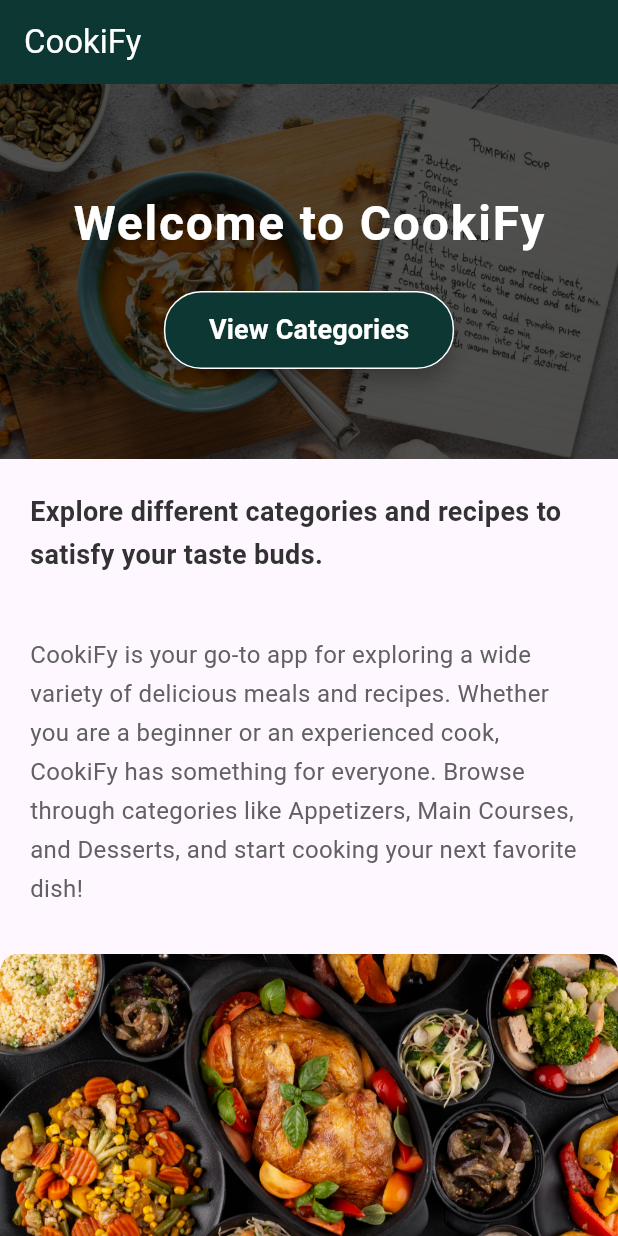
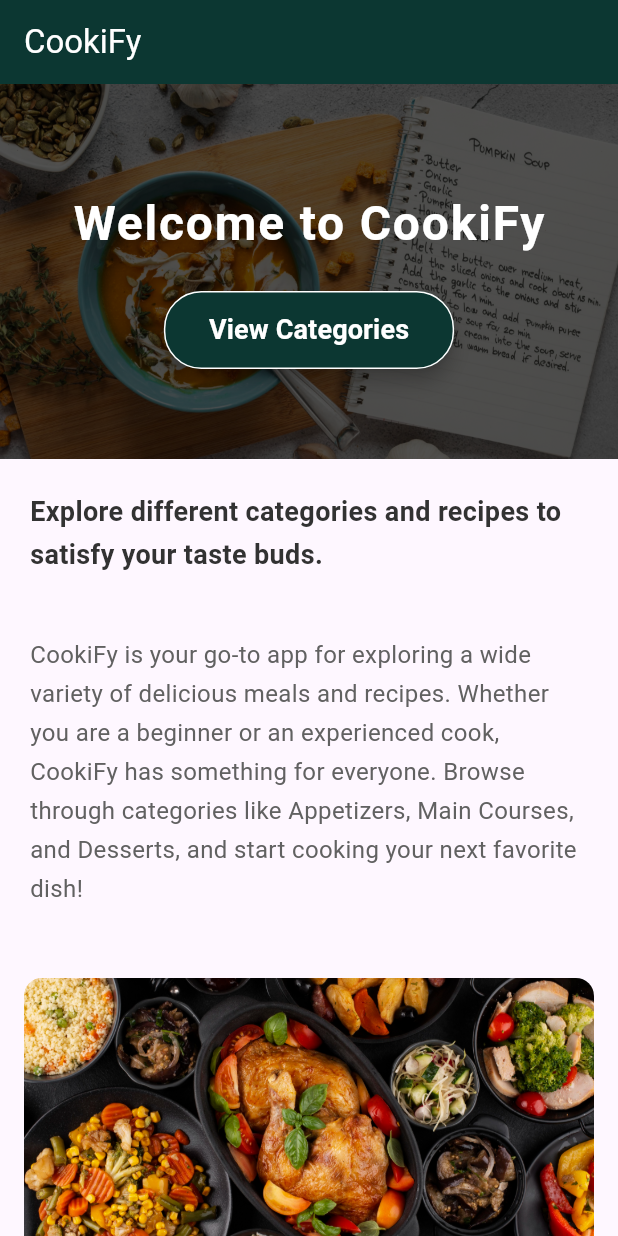
Before and after one commit to Sajan-Hirusha/CookiFy-Flutter, a Flutter app: the screen it shows after launch, on a phone screen of 412 x 824 dp. Run offline on Flutter 3.47's test engine with Material 3 defaults, Android fonts, the light colour scheme and no system bars.

Commit message:
add styling

```diff
--- a/cookify/lib/screens/home_page.dart
+++ b/cookify/lib/screens/home_page.dart
@@ -111,7 +111,9 @@ class HomePage extends StatelessWidget {
               ),
             ),
             SizedBox(height: 30),
-            Container(
+            Padding(
+              padding: const EdgeInsets.all(16.0), // Added padding for better spacing
+              child: Container(
                 height: 200,
                 width: double.infinity,
                 decoration: BoxDecoration(
@@ -120,7 +122,7 @@ class HomePage extends StatelessWidget {
                     fit: BoxFit.cover,
                   ),
                   borderRadius: BorderRadius.circular(12),
-
+                ),
               ),
             ),
             SizedBox(height: 40),
```
Lines whose indentation alone changed are shown as unchanged.
